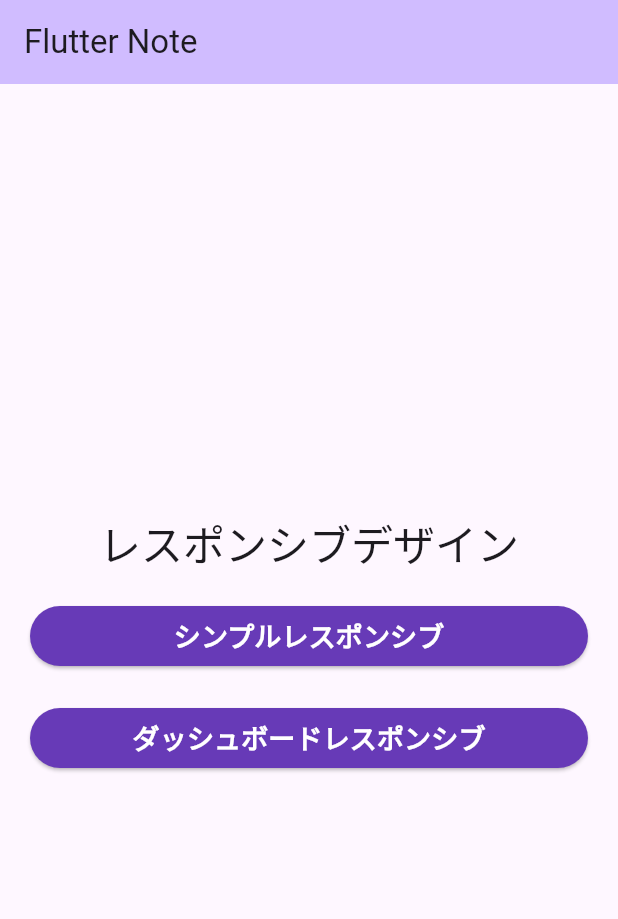
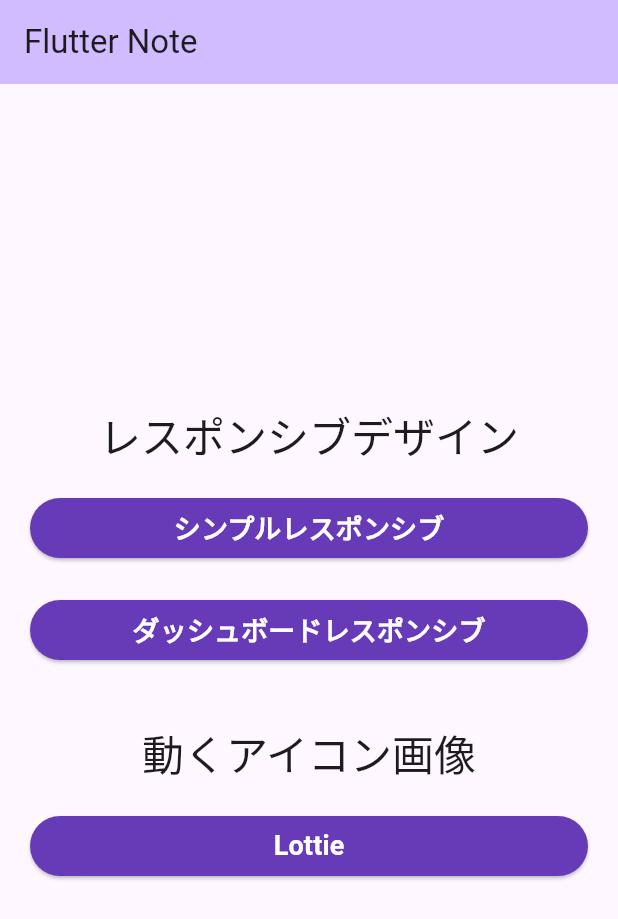
Before and after one commit to shinnkura/flutter_note, a Flutter app: the screen it shows after launch, on a phone screen of 412 x 824 dp. Shown: the top 919 px of the screen. Run offline on Flutter 3.47's test engine with Material 2 defaults, Android fonts, the phone set to English and light mode, and no system bars; our stand-ins replace device_preview, lottie.

Commit message:
lottieページの追加

```diff
--- a/analysis_options.yaml
+++ b/analysis_options.yaml
@@ -25,6 +25,7 @@ linter:
     prefer_const_constructors: false
     prefer_const_constructors_in_immutables: false
     prefer_const_declarations: false
+    prefer_const_literals_to_create_immutables: false
     # avoid_print: false  # Uncomment to disable the `avoid_print` rule
     # prefer_single_quotes: true  # Uncomment to enable the `prefer_single_quotes` rule
 # Additional information about this file can be found at
--- a/lib/main.dart
+++ b/lib/main.dart
@@ -1,9 +1,11 @@
 import 'package:device_preview/device_preview.dart';
 import 'package:flutter/foundation.dart';
 import 'package:flutter/material.dart';
-import 'package:flutter_note/components/button.dart';
-import 'package:flutter_note/responsive/dashboard_responsive/main.dart';
-import 'package:flutter_note/responsive/purple_responsive/responsive.dart';
+
+import 'components/button.dart';
+import 'responsive/dashboard_responsive/main.dart';
+import 'responsive/purple_responsive/responsive.dart';
+import 'lottie/main.dart';
 
 void main() {
   runApp(
@@ -31,9 +33,10 @@ class MyHome extends StatelessWidget {
         '/': (context) => MyApp(),
         'p_responsive': (context) => Responsive(),
         'd_responsive': (context) => TableResponsive(),
+        'lottie': (context) => LottieApp(),
       },
-      locale: DevicePreview.locale(context), // Add the locale here
-      builder: DevicePreview.appBuilder, // Add the builder here
+      locale: DevicePreview.locale(context),
+      builder: DevicePreview.appBuilder,
     );
   }
 }
@@ -84,6 +87,24 @@ class MyApp extends StatelessWidget {
                 ],
               ),
             ),
+            SizedBox(
+              height: 20,
+            ),
+            Text(
+              '動くアイコン画像',
+              style: Theme.of(context).textTheme.headlineMedium,
+            ),
+            Padding(
+              padding: const EdgeInsets.all(20),
+              child: Button(
+                width: double.infinity,
+                title: 'Lottie',
+                onPressed: () {
+                  Navigator.of(context).pushNamed('lottie');
+                },
+                disable: false,
+              ),
+            ),
           ],
         ),
       ),
--- a/pubspec.yaml
+++ b/pubspec.yaml
@@ -35,6 +35,8 @@ dependencies:
   # Use with the CupertinoIcons class for iOS style icons.
   cupertino_icons: ^1.0.2
   device_preview:
+  url_launcher:
+  lottie: ^2.4.0
 
 dev_dependencies:
   flutter_test:
@@ -58,7 +60,9 @@ flutter:
   uses-material-design: true
 
   # To add assets to your application, add an assets section, like this:
-  # assets:
+  assets:
+    - assets/lottie/
+    - assets/lottie/coffee.json
   #   - images/a_dot_burr.jpeg
   #   - images/a_dot_ham.jpeg
 
```
Also changed, not shown: assets/lottie/coffee.json (added, +1 -0 lines), lib/lottie/main.dart (added, +78 -0 lines), pubspec.lock, 5 other files.
